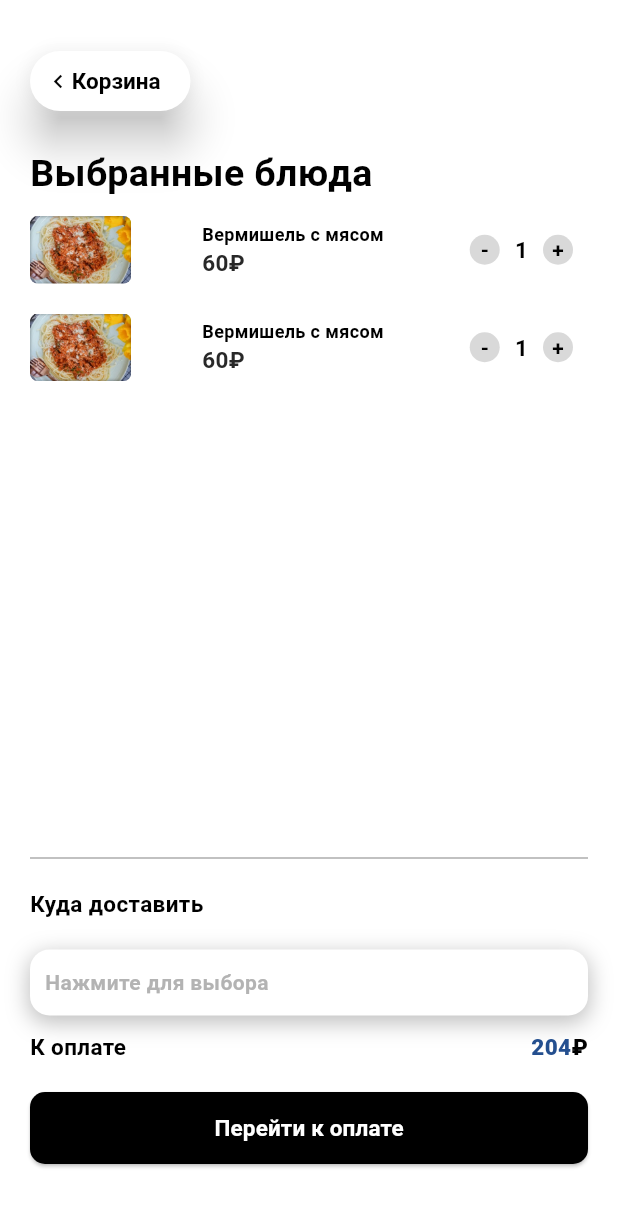
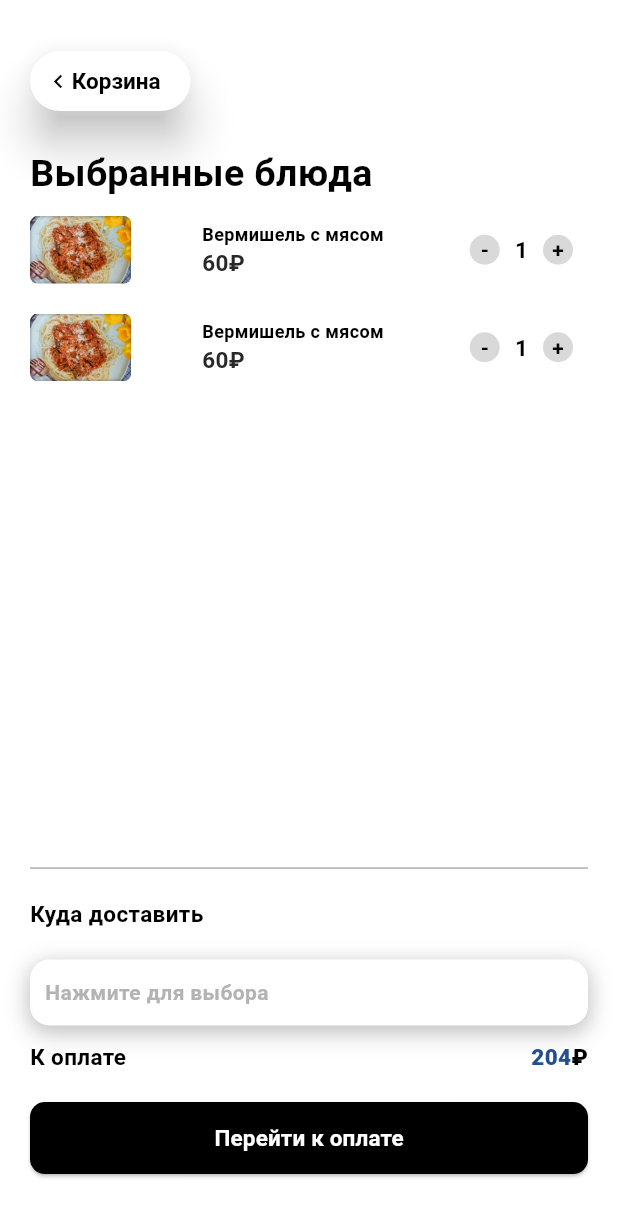
Before and after one commit to Wjiel/hotel_app, a Flutter app: the FoodScreen screen opened directly, after a tap on "Добавить в корзину", on a phone screen of 412 x 824 dp. Shown: the top 1217 px of the screen. Run offline on Flutter 3.47's test engine with Material 3 defaults, Android fonts, the phone set to English and light mode, and no system bars; drawn by our look-alikes of auto_size_text.

Commit message:
update01

```diff
--- a/lib/features/food_screen/View/food_Screen.dart
+++ b/lib/features/food_screen/View/food_Screen.dart
@@ -122,7 +122,7 @@ class FoodScreen extends StatelessWidget {
                   ),
                 ),
                 SizedBox(
-                  height: MediaQuery.of(context).size.width / 3.5,
+                  height: MediaQuery.of(context).size.height * 0.06,
                 ),
                 Row(children: [
                   const AutoSizeText(
--- a/lib/features/selected_foods_screen/View/your_foods_screen.dart
+++ b/lib/features/selected_foods_screen/View/your_foods_screen.dart
@@ -67,7 +67,9 @@ class SelectedFoodsScreen extends StatelessWidget {
           Align(
             alignment: Alignment.centerLeft,
             child: SizedBox(
-              height: _itemCount > 6 ? (_itemCount * 70).toDouble() : 430,
+              height: _itemCount > 6
+                  ? (_itemCount * 70).toDouble()
+                  : MediaQuery.of(context).size.height * 0.53,
               width: 390,
               child: ListView.builder(
                 clipBehavior: Clip.none,
```
